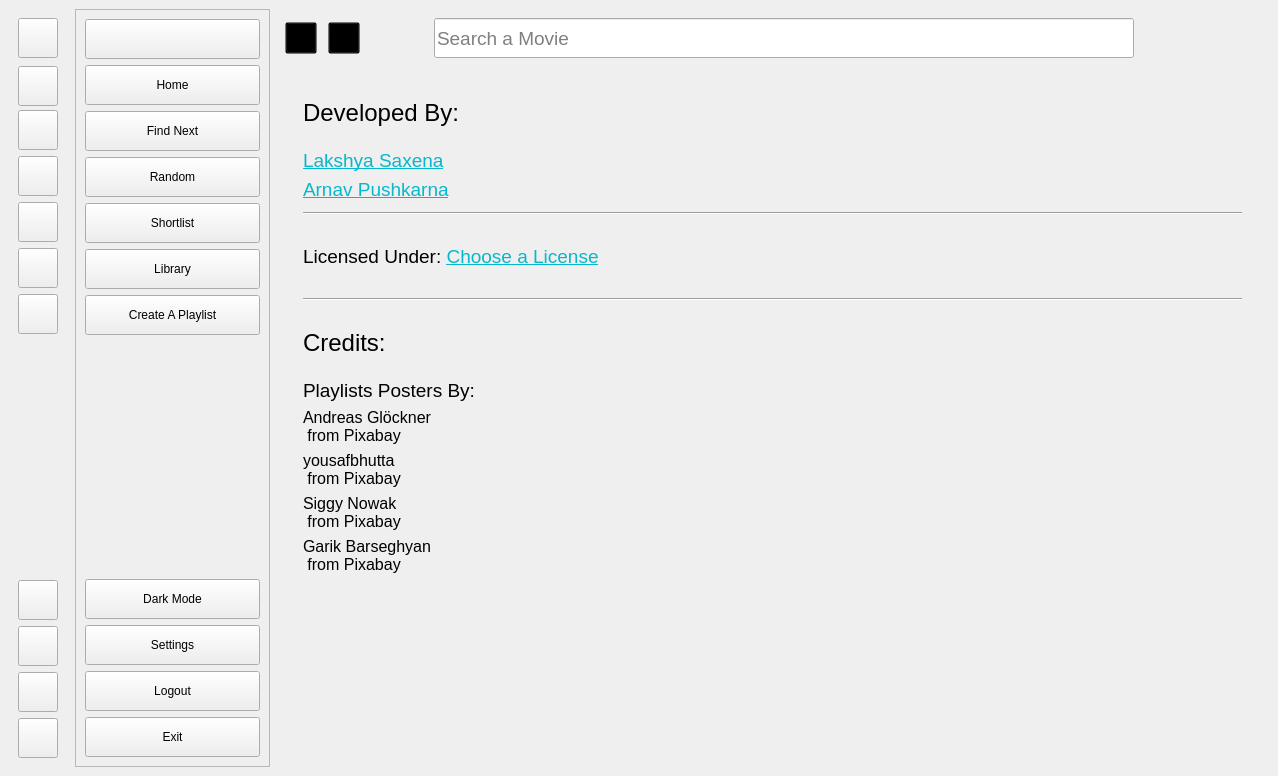
The window that UI/ui_main.ui (lakshya076/Cinematch) describes before a commit, drawn with Qt 5.
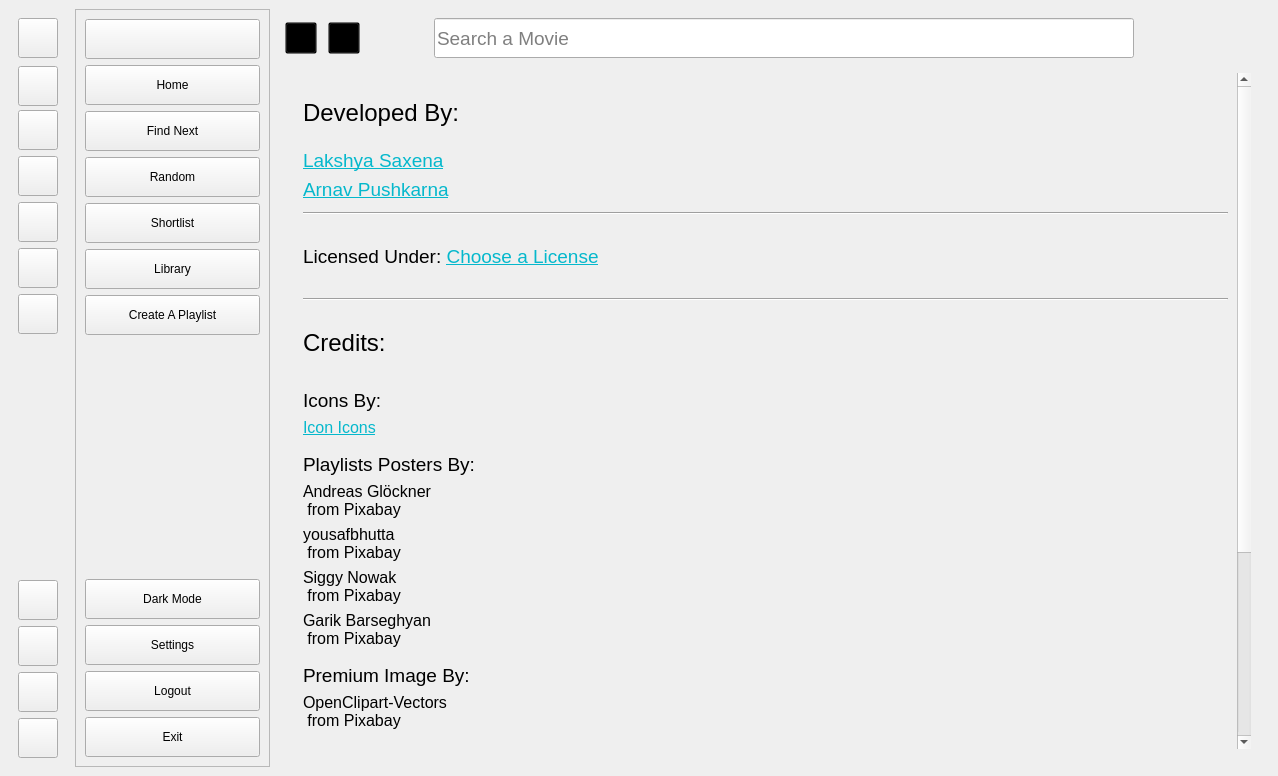
The same window after the commit. The open tabs and pages were chosen to show the change. Icons and pictures are not drawn. Custom widgets are drawn as their Qt base class.

Commit message: adding credits to respective artists

What changed in the file:
```diff
--- a/UI/ui_main.ui
+++ b/UI/ui_main.ui
@@ -3155,9 +3155,9 @@
              <property name="geometry">
               <rect>
                <x>0</x>
-               <y>0</y>
-                  <width>304</width>
-                  <height>468</height>
+               <y>-100</y>
+               <width>940</width>
+               <height>839</height>
               </rect>
              </property>
              <layout class="QVBoxLayout" name="verticalLayout_20">
@@ -3349,6 +3349,66 @@
                 </property>
                </widget>
               </item>
+              <item>
+               <spacer name="verticalSpacer_33">
+                <property name="orientation">
+                 <enum>Qt::Vertical</enum>
+                </property>
+                <property name="sizeType">
+                 <enum>QSizePolicy::Fixed</enum>
+                </property>
+                <property name="sizeHint" stdset="0">
+                 <size>
+                  <width>20</width>
+                  <height>10</height>
+                 </size>
+                </property>
+               </spacer>
+              </item>
+              <item>
+               <widget class="QLabel" name="label_31">
+                <property name="styleSheet">
+                 <string notr="true">font:14pt;</string>
+                </property>
+                <property name="text">
+                 <string>Icons By:</string>
+                </property>
+               </widget>
+              </item>
+              <item>
+               <widget class="QLabel" name="label_36">
+                <property name="styleSheet">
+                 <string notr="true">font:12pt;</string>
+                </property>
+                <property name="text">
+                 <string>&lt;html&gt;&lt;head/&gt;&lt;body&gt;&lt;p&gt;&lt;a href=&quot;https://icon-icons.com/&quot;&gt;&lt;span
+                  style=&quot; text-decoration: underline; color:#05b8cc;&quot;&gt;Icon Icons&lt;/span&gt;&lt;/a&gt;&lt;/p&gt;&lt;/body&gt;&lt;/html&gt;
+                 </string>
+                </property>
+                <property name="textFormat">
+                 <enum>Qt::MarkdownText</enum>
+                </property>
+                <property name="openExternalLinks">
+                 <bool>true</bool>
+                </property>
+               </widget>
+              </item>
+              <item>
+               <spacer name="verticalSpacer_32">
+                <property name="orientation">
+                 <enum>Qt::Vertical</enum>
+                </property>
+                <property name="sizeType">
+                 <enum>QSizePolicy::Fixed</enum>
+                </property>
+                <property name="sizeHint" stdset="0">
+                 <size>
+                  <width>20</width>
+                  <height>10</height>
+                 </size>
+                </property>
+               </spacer>
+              </item>
               <item>
                <widget class="QLabel" name="label_23">
                 <property name="styleSheet">
@@ -3439,6 +3499,205 @@
                 </property>
                </widget>
               </item>
+              <item>
+               <spacer name="verticalSpacer_29">
+                <property name="orientation">
+                 <enum>Qt::Vertical</enum>
+                </property>
+                <property name="sizeType">
+                 <enum>QSizePolicy::Fixed</enum>
+                </property>
+                <property name="sizeHint" stdset="0">
+                 <size>
+                  <width>20</width>
+                  <height>10</height>
+                 </size>
+                </property>
+               </spacer>
+              </item>
+              <item>
+               <widget class="QLabel" name="label_26">
+                <property name="styleSheet">
+                 <string notr="true">font:14pt;</string>
+                </property>
+                <property name="text">
+                 <string>Premium Image By:</string>
+                </property>
+               </widget>
+              </item>
+              <item>
+               <widget class="QLabel" name="label_27">
+                <property name="styleSheet">
+                 <string notr="true">font:12pt;</string>
+                </property>
+                <property name="text">
+                 <string>&lt;html&gt;&lt;head/&gt;&lt;body&gt;&lt;p&gt;&lt;a href=&quot;https://pixabay.com/users/openclipart-vectors-30363/?utm_source=link-attribution&amp;amp;utm_medium=referral&amp;amp;utm_campaign=image&amp;amp;utm_content=576443&quot;&gt;&lt;span
+                  style=&quot; text-decoration: underline; color:#05b8cc;&quot;&gt;OpenClipart-Vectors&lt;/span&gt;&lt;/a&gt;
+                  from &lt;a href=&quot;https://pixabay.com//?utm_source=link-attribution&amp;amp;utm_medium=referral&amp;amp;utm_campaign=image&amp;amp;utm_content=576443&quot;&gt;&lt;span
+                  style=&quot; text-decoration: underline; color:#05b8cc;&quot;&gt;Pixabay&lt;/span&gt;&lt;/a&gt;&lt;/p&gt;&lt;/body&gt;&lt;/html&gt;
+                 </string>
+                </property>
+                <property name="textFormat">
+                 <enum>Qt::MarkdownText</enum>
+                </property>
+                <property name="openExternalLinks">
+                 <bool>true</bool>
+                </property>
+               </widget>
+              </item>
+              <item>
+               <spacer name="verticalSpacer_30">
+                <property name="orientation">
+                 <enum>Qt::Vertical</enum>
+                </property>
+                <property name="sizeType">
+                 <enum>QSizePolicy::Fixed</enum>
+                </property>
+                <property name="sizeHint" stdset="0">
+                 <size>
+                  <width>20</width>
+                  <height>10</height>
+                 </size>
+                </property>
+               </spacer>
+              </item>
+              <item>
+               <widget class="QLabel" name="label_28">
+                <property name="styleSheet">
+                 <string notr="true">font:14pt;
+                 </string>
+                </property>
+                <property name="text">
+                 <string>Loading GIF By:</string>
+                </property>
+               </widget>
+              </item>
+              <item>
+               <widget class="QLabel" name="label_29">
+                <property name="styleSheet">
+                 <string notr="true">font:12pt;</string>
+                </property>
+                <property name="text">
+                 <string>&lt;html&gt;&lt;head/&gt;&lt;body&gt;&lt;p&gt;&lt;a href=&quot;https://pixabay.com/users/felipedsilva-18482044/?utm_source=link-attribution&amp;amp;utm_medium=referral&amp;amp;utm_campaign=animation&amp;amp;utm_content=7528&quot;&gt;&lt;span
+                  style=&quot; text-decoration: underline; color:#05b8cc;&quot;&gt;felipedsilva&lt;/span&gt;&lt;/a&gt;
+                  from &lt;a href=&quot;https://pixabay.com//?utm_source=link-attribution&amp;amp;utm_medium=referral&amp;amp;utm_campaign=animation&amp;amp;utm_content=7528&quot;&gt;&lt;span
+                  style=&quot; text-decoration: underline; color:#05b8cc;&quot;&gt;Pixabay&lt;/span&gt;&lt;/a&gt;&lt;/p&gt;&lt;/body&gt;&lt;/html&gt;
+                 </string>
+                </property>
+                <property name="textFormat">
+                 <enum>Qt::MarkdownText</enum>
+                </property>
+                <property name="openExternalLinks">
+                 <bool>true</bool>
+                </property>
+               </widget>
+              </item>
+              <item>
+               <spacer name="verticalSpacer_31">
+                <property name="orientation">
+                 <enum>Qt::Vertical</enum>
+                </property>
+                <property name="sizeType">
+                 <enum>QSizePolicy::Fixed</enum>
+                </property>
+                <property name="sizeHint" stdset="0">
+                 <size>
+                  <width>20</width>
+                  <height>10</height>
+                 </size>
+                </property>
+               </spacer>
+              </item>
+              <item>
+               <widget class="QLabel" name="label_30">
+                <property name="styleSheet">
+                 <string notr="true">font:14pt;</string>
+                </property>
+                <property name="text">
+                 <string>Splash Screen Images By:</string>
+                </property>
+               </widget>
+              </item>
+              <item>
+               <widget class="QLabel" name="label_35">
+                <property name="styleSheet">
+                 <string notr="true">font:12pt;</string>
+                </property>
+                <property name="text">
+                 <string>&lt;html&gt;&lt;head/&gt;&lt;body&gt;&lt;p&gt;&lt;a href=&quot;https://pixabay.com/users/bessi-909086/?utm_source=link-attribution&amp;amp;utm_medium=referral&amp;amp;utm_campaign=image&amp;amp;utm_content=736885&quot;&gt;&lt;span
+                  style=&quot; text-decoration: underline; color:#05b8cc;&quot;&gt;bess.hamiti@gmail.com&lt;/span&gt;&lt;/a&gt;
+                  from &lt;a href=&quot;https://pixabay.com//?utm_source=link-attribution&amp;amp;utm_medium=referral&amp;amp;utm_campaign=image&amp;amp;utm_content=736885&quot;&gt;&lt;span
+                  style=&quot; text-decoration: underline; color:#05b8cc;&quot;&gt;Pixabay&lt;/span&gt;&lt;/a&gt;&lt;/p&gt;&lt;/body&gt;&lt;/html&gt;
+                 </string>
+                </property>
+                <property name="textFormat">
+                 <enum>Qt::MarkdownText</enum>
+                </property>
+                <property name="openExternalLinks">
+                 <bool>true</bool>
+                </property>
+               </widget>
+              </item>
+              <item>
+               <widget class="QLabel" name="label_34">
+                <property name="styleSheet">
+                 <string notr="true">font:12pt;</string>
+                </property>
+                <property name="text">
+                 <string>&lt;html&gt;&lt;head/&gt;&lt;body&gt;&lt;p&gt;&lt;a href=&quot;https://pixabay.com/users/felixmittermeier-4397258/?utm_source=link-attribution&amp;amp;utm_medium=referral&amp;amp;utm_campaign=image&amp;amp;utm_content=2695569&quot;&gt;&lt;span
+                  style=&quot; text-decoration: underline; color:#05b8cc;&quot;&gt;PayPal.me/FelixMittermeier&lt;/span&gt;&lt;/a&gt;
+                  from &lt;a href=&quot;https://pixabay.com//?utm_source=link-attribution&amp;amp;utm_medium=referral&amp;amp;utm_campaign=image&amp;amp;utm_content=2695569&quot;&gt;&lt;span
+                  style=&quot; text-decoration: underline; color:#05b8cc;&quot;&gt;Pixabay&lt;/span&gt;&lt;/a&gt;&lt;/p&gt;&lt;/body&gt;&lt;/html&gt;
+                 </string>
+                </property>
+                <property name="textFormat">
+                 <enum>Qt::MarkdownText</enum>
+                </property>
+                <property name="openExternalLinks">
+                 <bool>true</bool>
+                </property>
+               </widget>
+              </item>
+              <item>
+               <widget class="QLabel" name="label_33">
+                <property name="styleSheet">
+                 <string notr="true">font:12pt;</string>
+                </property>
+                <property name="text">
+                 <string>&lt;html&gt;&lt;head/&gt;&lt;body&gt;&lt;p&gt;&lt;a href=&quot;https://pixabay.com/users/jplenio-7645255/?utm_source=link-attribution&amp;amp;utm_medium=referral&amp;amp;utm_campaign=image&amp;amp;utm_content=3605547&quot;&gt;&lt;span
+                  style=&quot; text-decoration: underline; color:#05b8cc;&quot;&gt;Joe&lt;/span&gt;&lt;/a&gt; from &lt;a
+                  href=&quot;https://pixabay.com//?utm_source=link-attribution&amp;amp;utm_medium=referral&amp;amp;utm_campaign=image&amp;amp;utm_content=3605547&quot;&gt;&lt;span
+                  style=&quot; text-decoration: underline; color:#05b8cc;&quot;&gt;Pixabay&lt;/span&gt;&lt;/a&gt;&lt;/p&gt;&lt;/body&gt;&lt;/html&gt;
+                 </string>
+                </property>
+                <property name="textFormat">
+                 <enum>Qt::MarkdownText</enum>
+                </property>
+                <property name="openExternalLinks">
+                 <bool>true</bool>
+                </property>
+               </widget>
+              </item>
+              <item>
+               <widget class="QLabel" name="label_32">
+                <property name="styleSheet">
+                 <string notr="true">font:12pt;</string>
+                </property>
+                <property name="text">
+                 <string>&lt;html&gt;&lt;head/&gt;&lt;body&gt;&lt;p&gt;&lt;a href=&quot;https://pixabay.com/users/12019-12019/?utm_source=link-attribution&amp;amp;utm_medium=referral&amp;amp;utm_campaign=image&amp;amp;utm_content=1758197&quot;&gt;&lt;span
+                  style=&quot; text-decoration: underline; color:#05b8cc;&quot;&gt;12019&lt;/span&gt;&lt;/a&gt; from
+                  &lt;a href=&quot;https://pixabay.com//?utm_source=link-attribution&amp;amp;utm_medium=referral&amp;amp;utm_campaign=image&amp;amp;utm_content=1758197&quot;&gt;&lt;span
+                  style=&quot; text-decoration: underline; color:#05b8cc;&quot;&gt;Pixabay&lt;/span&gt;&lt;/a&gt;&lt;/p&gt;&lt;/body&gt;&lt;/html&gt;
+                 </string>
+                </property>
+                <property name="textFormat">
+                 <enum>Qt::MarkdownText</enum>
+                </property>
+                <property name="openExternalLinks">
+                 <bool>true</bool>
+                </property>
+               </widget>
+              </item>
               <item>
                <spacer name="verticalSpacer_6">
                 <property name="orientation">
```
Left out of the diff: 30 changed lines with no effect on the pictures. Lines whose indentation alone changed are shown as unchanged.
